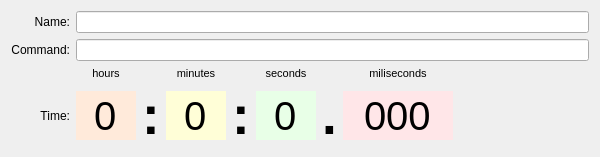
Old version of the form src/ui/timers_main_area.ui in the repository Mudlet/Mudlet.
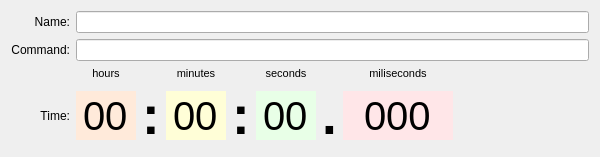
New version of the form.

Commit message: BugFix: (Issue #1253) New timer starts with blank values

What changed in the file:
```diff
--- a/src/ui/timers_main_area.ui
+++ b/src/ui/timers_main_area.ui
@@ -266,7 +266,7 @@
       <enum>QDateTimeEdit::HourSection</enum>
      </property>
      <property name="displayFormat">
-      <string>h</string>
+      <string>hh</string>
      </property>
     </widget>
    </item>
@@ -387,7 +387,7 @@
       <enum>QDateTimeEdit::MinuteSection</enum>
      </property>
      <property name="displayFormat">
-      <string>m</string>
+      <string>mm</string>
      </property>
     </widget>
    </item>
@@ -511,7 +511,7 @@
       <enum>QDateTimeEdit::SecondSection</enum>
      </property>
      <property name="displayFormat">
-      <string>s</string>
+      <string>ss</string>
      </property>
     </widget>
    </item>
```
The commit also changes 1 other file.
